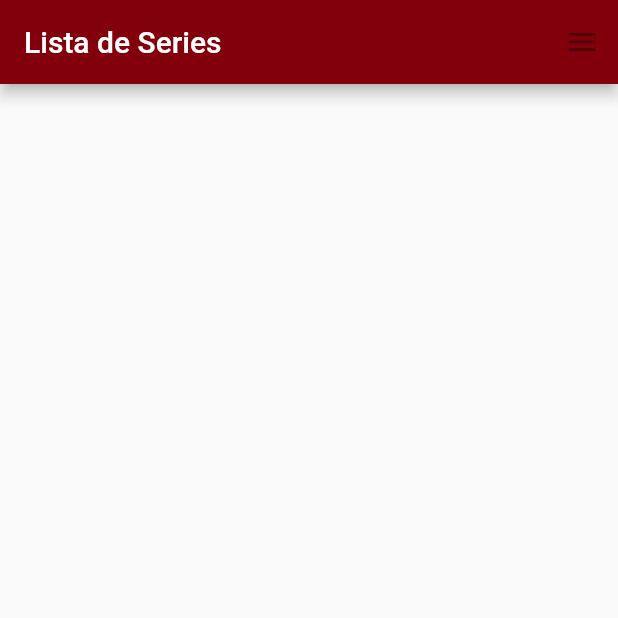
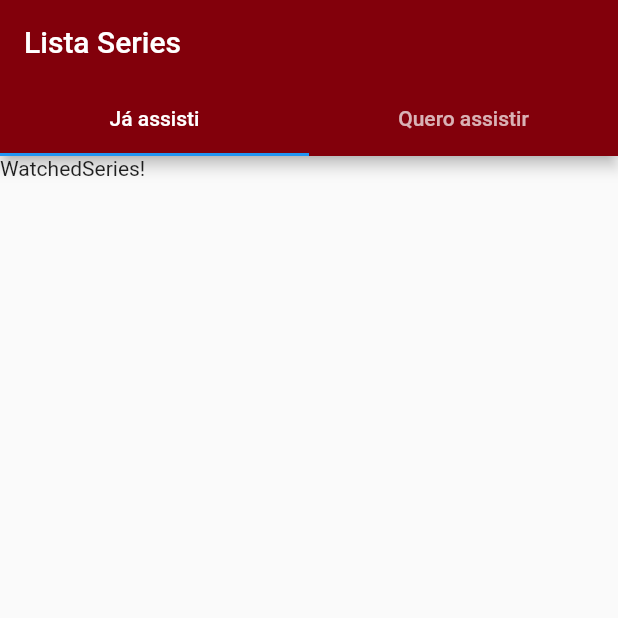
Before and after one commit to almeidadelucas/lista_series, a Flutter app: the screen it shows after launch, on a phone screen of 412 x 824 dp, the top half of it. Run offline on Flutter 3.47's test engine with Material 2 defaults, Android fonts, the phone set to English and light mode, and no system bars.

Commit message:
Adicionando tab bar

```diff
--- a/lib/pages/my_series_page.dart
+++ b/lib/pages/my_series_page.dart
@@ -1,4 +1,7 @@
 import "package:flutter/material.dart";
+
+import "./series_to_watch_page.dart";
+import "./watched_series_page.dart";
 
 class MySeriesPage extends StatefulWidget {
   @override
@@ -9,15 +12,27 @@ class MySeriesPageState extends State<MySeriesPage> with SingleTickerProviderSta
   @override
   Widget build(BuildContext context) {
     return new Material(
-      child: new Column(
-        children: <Widget>[
-          AppBar(
-            title: Text('Lista de Series'),
-            actions: <Widget>[IconButton(icon: Icon(Icons.menu))],
-            backgroundColor: Color.fromRGBO(130,0,11, 1.0),
+      child: DefaultTabController(
+        length: 2,
+        child: Scaffold(
+          appBar: AppBar(
+            bottom: TabBar(
+              tabs: [
+                Tab(text: "Já assisti"),
+                Tab(text: "Quero assistir")
+              ],
+            ),
+            title: Text('Lista Series'),
+            backgroundColor: Color.fromRGBO(130, 0, 11, 1.0),
           ),
-        ],
-      )
+          body: TabBarView(
+            children: [
+              new WatchedSeriesPage(),
+              new SeriesToWatchPage()
+            ],
+          ),
+        ),
+      ),
     );
   }
 }
--- /dev/null
+++ b/lib/pages/series_to_watch_page.dart
@@ -0,0 +1,13 @@
+import "package:flutter/material.dart";
+
+class SeriesToWatchPage extends StatefulWidget {
+  @override
+  State createState() => new SeriesToWatchPageState();
+}
+
+class SeriesToWatchPageState extends State<SeriesToWatchPage> {
+  @override
+  Widget build(BuildContext context) {
+    return new Text("Series to watch!");
+  }
+}
--- /dev/null
+++ b/lib/pages/watched_series_page.dart
@@ -0,0 +1,13 @@
+import "package:flutter/material.dart";
+
+class WatchedSeriesPage extends StatefulWidget {
+  @override
+  State createState() => new WatchedSeriesPageState();
+}
+
+class WatchedSeriesPageState extends State<WatchedSeriesPage> {
+  @override
+  Widget build(BuildContext context) {
+    return new Text("WatchedSeries!");
+  }
+}
```
